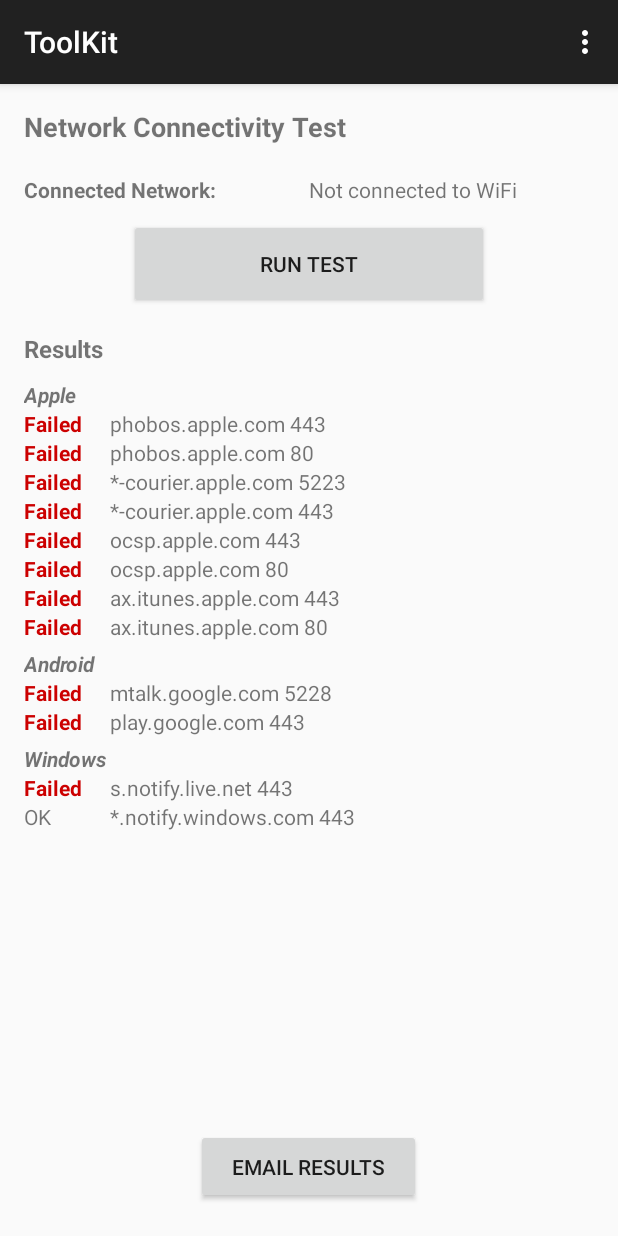
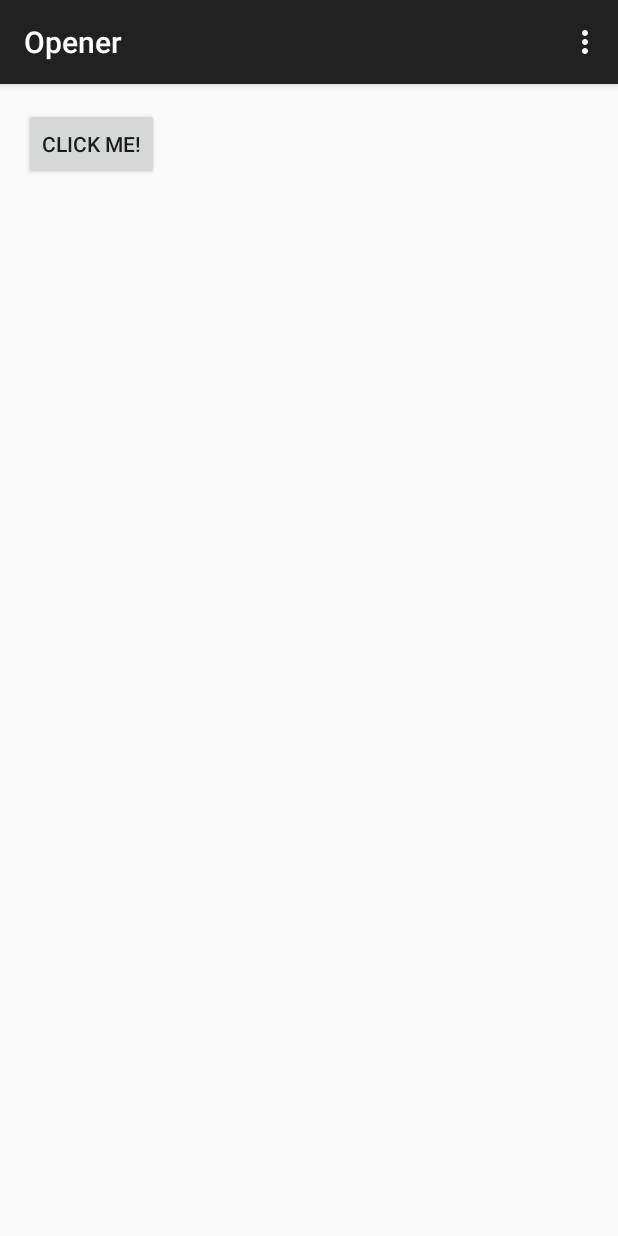
Before and after one commit to gymanji/ToolKit, an Android app: the screen it shows after launch (MainActivity before the commit, Opener after it), in the options menu, after a tap on "Settings", on a phone screen of 412 x 824 dp. Run offline under Robolectric (Android 15) with nearby library versions, the phone set to English and light mode, and no system bars.

Commit message:
created new Activity and set it as main file to open app

```diff
--- a/app/src/main/AndroidManifest.xml
+++ b/app/src/main/AndroidManifest.xml
@@ -14,15 +14,18 @@
         <activity
             android:name=".MainActivity"
             android:label="@string/app_name"
-            android:screenOrientation="portrait">
+            android:screenOrientation="portrait" >
+
+        </activity>
+        <activity
+            android:name=".Opener"
+            android:label="@string/title_activity_opener" >
 
             <intent-filter>
                 <action android:name="android.intent.action.MAIN" />
 
                 <category android:name="android.intent.category.LAUNCHER" />
             </intent-filter>
-
-
         </activity>
     </application>
 
--- /dev/null
+++ b/app/src/main/java/tool_kit/gymanji/com/toolkit/Opener.java
@@ -0,0 +1,48 @@
+package tool_kit.gymanji.com.toolkit;
+
+import android.content.Intent;
+import android.support.v7.app.ActionBarActivity;
+import android.os.Bundle;
+import android.view.Menu;
+import android.view.MenuItem;
+import android.view.View;
+import android.widget.Button;
+
+
+public class Opener extends ActionBarActivity {
+
+    @Override
+    protected void onCreate(Bundle savedInstanceState) {
+        super.onCreate(savedInstanceState);
+        setContentView(R.layout.activity_opener);
+    }
+
+    public void openMain(View view) {
+        Intent intent = new Intent(this, MainActivity.class);
+        Button changeScreens = (Button) findViewById(R.id.btnConnectivityTester);
+        startActivity(intent);
+    }
+
+
+    @Override
+    public boolean onCreateOptionsMenu(Menu menu) {
+        // Inflate the menu; this adds items to the action bar if it is present.
+        getMenuInflater().inflate(R.menu.menu_opener, menu);
+        return true;
+    }
+
+    @Override
+    public boolean onOptionsItemSelected(MenuItem item) {
+        // Handle action bar item clicks here. The action bar will
+        // automatically handle clicks on the Home/Up button, so long
+        // as you specify a parent activity in AndroidManifest.xml.
+        int id = item.getItemId();
+
+        //noinspection SimplifiableIfStatement
+        if (id == R.id.action_settings) {
+            return true;
+        }
+
+        return super.onOptionsItemSelected(item);
+    }
+}
--- /dev/null
+++ b/app/src/main/res/layout/activity_opener.xml
@@ -0,0 +1,15 @@
+<LinearLayout xmlns:android="http://schemas.android.com/apk/res/android"
+    xmlns:tools="http://schemas.android.com/tools" android:layout_width="match_parent"
+    android:layout_height="match_parent" android:paddingLeft="@dimen/activity_horizontal_margin"
+    android:paddingRight="@dimen/activity_horizontal_margin"
+    android:paddingTop="@dimen/activity_vertical_margin"
+    android:paddingBottom="@dimen/activity_vertical_margin">
+    <!--tools:context="tool_kit.gymanji.com.toolkit.Opener"-->
+
+    <Button
+        android:layout_width="wrap_content"
+        android:layout_height="wrap_content"
+        android:onClick="openMain"
+        android:text="Click Me!"/>
+
+</LinearLayout>
--- /dev/null
+++ b/app/src/main/res/menu/menu_opener.xml
@@ -0,0 +1,7 @@
+<menu xmlns:android="http://schemas.android.com/apk/res/android"
+    xmlns:app="http://schemas.android.com/apk/res-auto"
+    xmlns:tools="http://schemas.android.com/tools"
+    tools:context="tool_kit.gymanji.com.toolkit.Opener">
+    <item android:id="@+id/action_settings" android:title="@string/action_settings"
+        android:orderInCategory="100" app:showAsAction="never" />
+</menu>
--- a/app/src/main/res/values/strings.xml
+++ b/app/src/main/res/values/strings.xml
@@ -9,6 +9,7 @@
     <string name="failed_connection">Failed</string>
     <string name="start_value"> -- </string>
     <string name="email_results">Email Results</string>
+    <string name="title_activity_opener">Opener</string>
 
 
 </resources>
```
